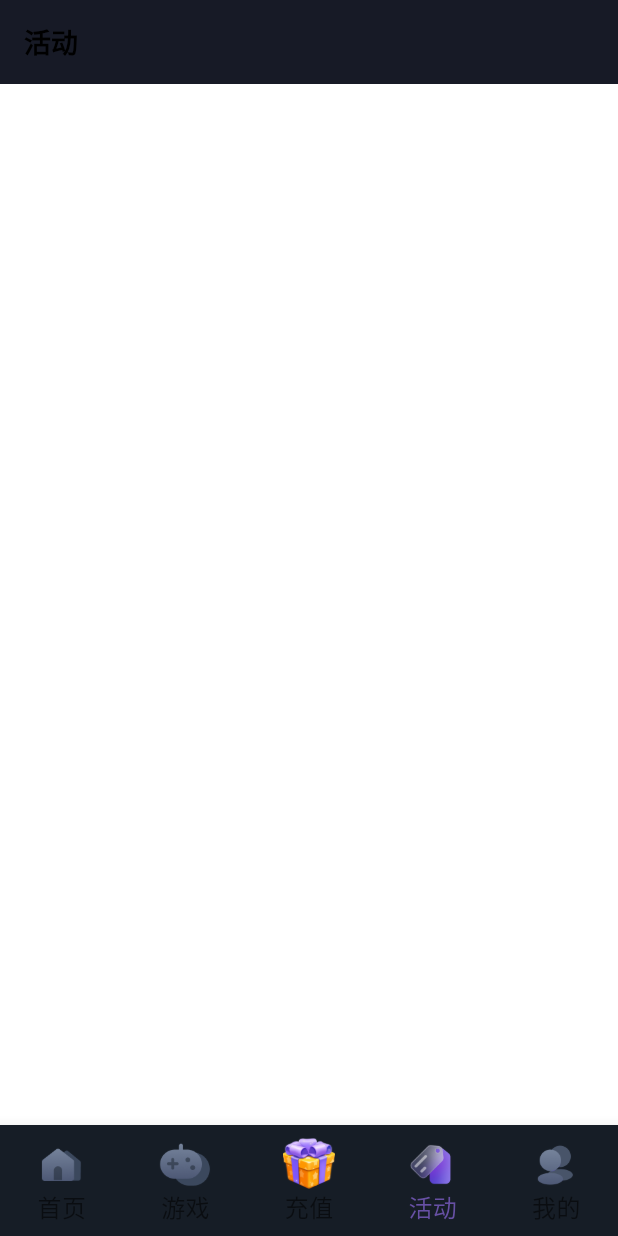
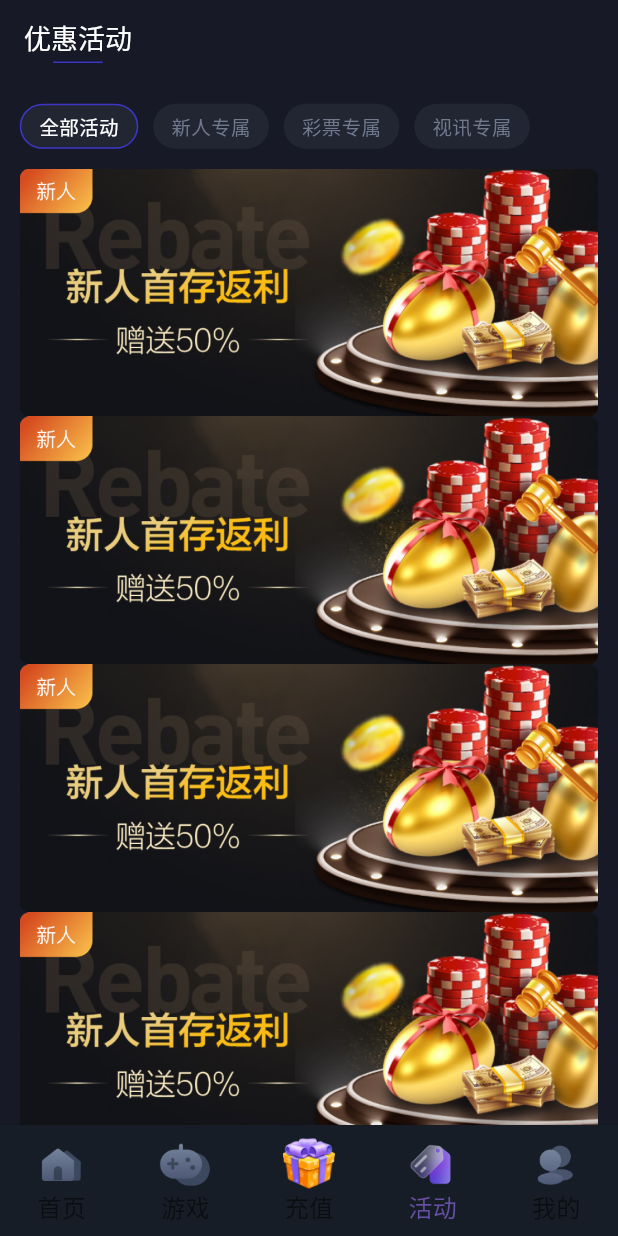
Before and after one commit to M78Code/flutter_kk_guoji, a Flutter app: the screen it shows after launch, item 4 of the bottom bar chosen, on a phone screen of 412 x 824 dp. Run offline on Flutter 3.47's test engine with Material 3 defaults, Android fonts, the light colour scheme and no system bars; our stand-ins replace card_swiper, device_info_plus, dio, flutter_screenutil, fluttertoast, get and 4 more; missing offline and left inert: dart:ffi; network calls fail; project files that could hold a hidden picture were left out.

Commit message:
活动页 - UI

```diff
--- a/lib/main.dart
+++ b/lib/main.dart
@@ -4,7 +4,7 @@ import 'package:flutter_screenutil/flutter_screenutil.dart';
 import 'package:get/get.dart';
 import 'package:kkguoji/pages/account/login/view.dart';
 import 'package:kkguoji/pages/account/register/view.dart';
-import 'package:kkguoji/pages/activity_page.dart';
+import 'package:kkguoji/pages/activity/activity_page.dart';
 
 import 'package:kkguoji/pages/home/binding/bindings.dart';
 import 'package:kkguoji/pages/home/view/home_page.dart';
--- /dev/null
+++ b/lib/pages/activity/activity_binding.dart
@@ -0,0 +1,10 @@
+import 'package:get/get.dart';
+import 'package:kkguoji/pages/activity/activity_logic.dart';
+
+class ActivityBinding extends Bindings {
+  @override
+  void dependencies() {
+    // TODO: implement dependencies
+    Get.lazyPut(() => ActivityLogic());
+  }
+}
--- /dev/null
+++ b/lib/pages/activity/activity_logic.dart
@@ -0,0 +1,35 @@
+
+import 'package:get/get.dart';
+import 'package:get/get_state_manager/src/simple/get_controllers.dart';
+
+import '../../generated/assets.dart';
+import 'activity_model.dart';
+
+class ActivityLogic extends GetxController {
+
+  RxInt selectedCategoryId = 0.obs;
+  List<String> itemNames = ["全部活动","新人专属","彩票专属","视讯专属"];
+  late List<CategoryModel> items = List.generate(
+      itemNames.length,
+          (index) => CategoryModel(index: index, name: itemNames[index]));
+// 假设的活动数据，格式为 ActivityModel 类型的列表
+  List<ActivityModel> activities = [
+    ActivityModel(id: 0, imageUrl: Assets.imagesActivity),
+    ActivityModel(id: 1, imageUrl: Assets.imagesActivity),
+    ActivityModel(id: 2, imageUrl:  Assets.imagesActivity),
+    ActivityModel(id: 3, imageUrl:  Assets.imagesActivity),
+    // 添加更多活动项
+  ];
+  void onCategoryTap(int categoryId) {
+    selectedCategoryId.value = categoryId;
+    update(["categoryView", "itemsView"]);
+  }
+  void onActivityTap(int activityId) {
+    // Get.toNamed(
+    //   RouteNames.goodsCategory,
+    //   arguments: {
+    //     "id": categoryId,
+    //   },
+    // );
+  }
+}
--- /dev/null
+++ b/lib/pages/activity/activity_model.dart
@@ -0,0 +1,16 @@
+class CategoryModel {
+  int index;
+  String name;
+
+  CategoryModel({
+    required this.index,
+    required this.name
+  });
+}
+
+class ActivityModel {
+  final int id;
+  final String imageUrl;
+
+  ActivityModel({required this.id, required this.imageUrl});
+}
--- /dev/null
+++ b/lib/pages/activity/activity_page.dart
@@ -0,0 +1,87 @@
+import 'package:flutter/material.dart';
+import 'package:flutter_screenutil/flutter_screenutil.dart';
+import 'package:get/get.dart';
+import 'package:kkguoji/common/extension/index.dart';
+
+import 'activity_logic.dart';
+import 'activity_model.dart';
+import 'widgets/item_widget.dart';
+
+class ActivityPage extends GetView<ActivityLogic> {
+
+  const ActivityPage({super.key});
+
+  @override
+  Widget build(BuildContext context) {
+    Get.put(ActivityLogic());
+    return Scaffold(
+      appBar: AppBar(
+        title: Column(
+          children: [
+            const Text(
+                "优惠活动",
+                style: TextStyle(color: Colors.white, fontSize: 18.0, fontWeight: FontWeight.w500)),
+            SizedBox(
+                width: 30.w,
+                height: 5.w,
+                child: Divider(height: 1,color: Color(0xFF3D35C6),))
+          ],
+        ),
+      ),
+      body: _buildView());
+  }
+
+  Column _buildView() {
+    return Column(
+      children: [
+        _buildCategoryView(),
+        Expanded(
+            child: _buildItemsView()
+        ),
+      ],
+    );
+  }
+
+  Widget _buildCategoryView() {
+    return GetBuilder<ActivityLogic>(
+      id: "categoryView",
+      builder: (controller){
+        return Container(
+          height: 30,
+          child: ListView.builder(
+            scrollDirection: Axis.horizontal,
+            itemCount: controller.items.length,
+            itemBuilder: (context, index) {
+              return CategoryItem(
+                category: controller.items[index],
+                isSelected: controller.selectedCategoryId == controller.items[index].index,
+                onTap: (categoryId) {
+                  controller.onCategoryTap(categoryId);
+                },
+              ).paddingOnly(right: 10);
+            },
+          ),
+        ).paddingSymmetric(horizontal: 12.w, vertical: 12.w);
+      },
+    );
+  }
+
+  Widget _buildItemsView() {
+    return GetBuilder<ActivityLogic>(
+        id: "itemsView",
+        builder: (controller) {
+          return Padding(
+            padding: EdgeInsets.symmetric(horizontal: 12.w),
+            child: ListView.builder(
+                itemCount: controller.activities.length,
+                itemBuilder: (context, index) {
+                  return FittedBox(
+                    child: ActivityItem(activity: controller.activities[index]),
+                  );
+                }
+            ),
+          );
+        });
+  }
+
+}
--- /dev/null
+++ b/lib/pages/activity/widgets/item_widget.dart
@@ -0,0 +1,91 @@
+import 'package:flutter/material.dart';
+import 'package:flutter_screenutil/flutter_screenutil.dart';
+import 'package:kkguoji/common/extension/ex_list.dart';
+import 'package:kkguoji/common/extension/ex_widget.dart';
+
+import '../activity_model.dart';
+
+
+/// 分类导航项
+class CategoryListItemWidget extends StatelessWidget {
+  /// 分类数据
+  final CategoryModel category;
+
+  /// 选中代码
+  final int? selectId;
+
+  /// tap 事件
+  final Function(int categoryId)? onTap;
+
+  const CategoryListItemWidget({
+    Key? key,
+    required this.category,
+    this.onTap,
+    this.selectId,
+  }) : super(key: key);
+
+  @override
+  Widget build(BuildContext context) {
+    return Text(
+        category.name,
+        style: TextStyle(
+            color: selectId == category.index ? Colors.white : Color(0xFF707A8C),
+            fontSize: 18.0)
+    )
+        .padding(vertical: 6.w, horizontal: 12.w)
+        .backgroundColor(selectId == category.index ? Color(0xFF171A26) : Color(0xFF222633))
+        .onTap(() => onTap?.call(category.index));
+  }
+}
+
+
+class CategoryItem extends StatelessWidget {
+  final CategoryModel category;
+  final bool isSelected;
+  final Function(int categoryId)? onTap;
+
+  CategoryItem({
+    required this.category,
+    required this.isSelected,
+    this.onTap});
+
+  @override
+  Widget build(BuildContext context) {
+    return Container(
+      alignment: Alignment.center,
+      decoration: BoxDecoration(
+        color: isSelected == category.index ? Color(0xFF171A26) : Color(0xFF222633),
+        borderRadius: BorderRadius.circular(20.0),
+        border: isSelected ? Border.all(
+          color: const Color(0xFF3D35C6),
+          width: 1.0,
+        ) : null,
+      ),
+      padding: EdgeInsets.symmetric(horizontal: 12,),
+      child: Text(
+        category.name,
+        style: TextStyle(
+          color: isSelected ? Colors.white : Color(0xFF707A8C),
+          fontSize: 13,
+        ),
+      ),
+    ).onTap(() => onTap?.call(category.index));
+  }
+}
+
+class ActivityItem extends StatelessWidget {
+  final ActivityModel activity;
+  final Function(int activityId)? onTap;
+
+  ActivityItem({required this.activity, this.onTap});
+
+  @override
+  Widget build(BuildContext context) {
+    return Container(
+      child: Image.asset(
+        activity.imageUrl,
+        fit: BoxFit.cover,
+      ),
+    ).onTap(() => onTap?.call(activity.id));
+  }
+}
--- a/lib/pages/activity_page.dart
+++ /dev/null
@@ -1,17 +0,0 @@
-import 'package:flutter/material.dart';
-
-class ActivityPage extends StatelessWidget {
-  const ActivityPage({super.key});
-
-  @override
-  Widget build(BuildContext context) {
-    return Scaffold(
-      appBar: AppBar(
-        title: const Text("活动", style: TextStyle(color: Colors.black, fontSize: 18.0),),
-      ),
-      body: Container(
-        color: Colors.white,
-      ),
-    );
-  }
-}
--- a/lib/pages/main/view/main_page.dart
+++ b/lib/pages/main/view/main_page.dart
@@ -1,7 +1,7 @@
 import 'package:flutter/material.dart';
 import 'package:kkguoji/pages/games/games_page.dart';
 
-import '../../activity_page.dart';
+import '../../activity/activity_page.dart';
 import '../../home/view/home_page.dart';
 import '../../mine_page.dart';
 import '../../rechange_page.dart';
--- a/lib/routes/routes.dart
+++ b/lib/routes/routes.dart
@@ -2,19 +2,25 @@
 import 'package:get/get.dart';
 import 'package:kkguoji/pages/account/login/view.dart';
 import 'package:kkguoji/pages/account/register/view.dart';
+import 'package:kkguoji/pages/activity/activity_logic.dart';
+import 'package:kkguoji/pages/activity/activity_page.dart';
 import 'package:kkguoji/pages/home/binding/bindings.dart';
 import 'package:kkguoji/pages/home/view/home_page.dart';
+
+import '../pages/activity/activity_binding.dart';
 
 abstract class Routes {
 
   static const String loginPage = '/login';
   static const String registerPage = '/register';
   static const String homePage = '/home';
+  static const String activity = '/activity';
 
   static final List<GetPage> routePage = [
 
     GetPage(name: loginPage, page: ()=> const KKLoginPage()),
     GetPage(name: registerPage, page: ()=> const KKRegisterPage()),
-    GetPage(name: homePage, page: ()=> KKHomePage(), binding: HomeBinding())
+    GetPage(name: homePage, page: ()=> KKHomePage(), binding: HomeBinding()),
+    GetPage(name: activity, page: ()=> ActivityPage(), binding: ActivityBinding())
   ];
 }
```
Also changed, not shown: lib/pages/games/games_page.dart (+0 -26 lines), lib/pages/games/widgets/games_items_widget.dart (+0 -21 lines), assets/images/activity.png (added), lib/generated/assets.dart.
